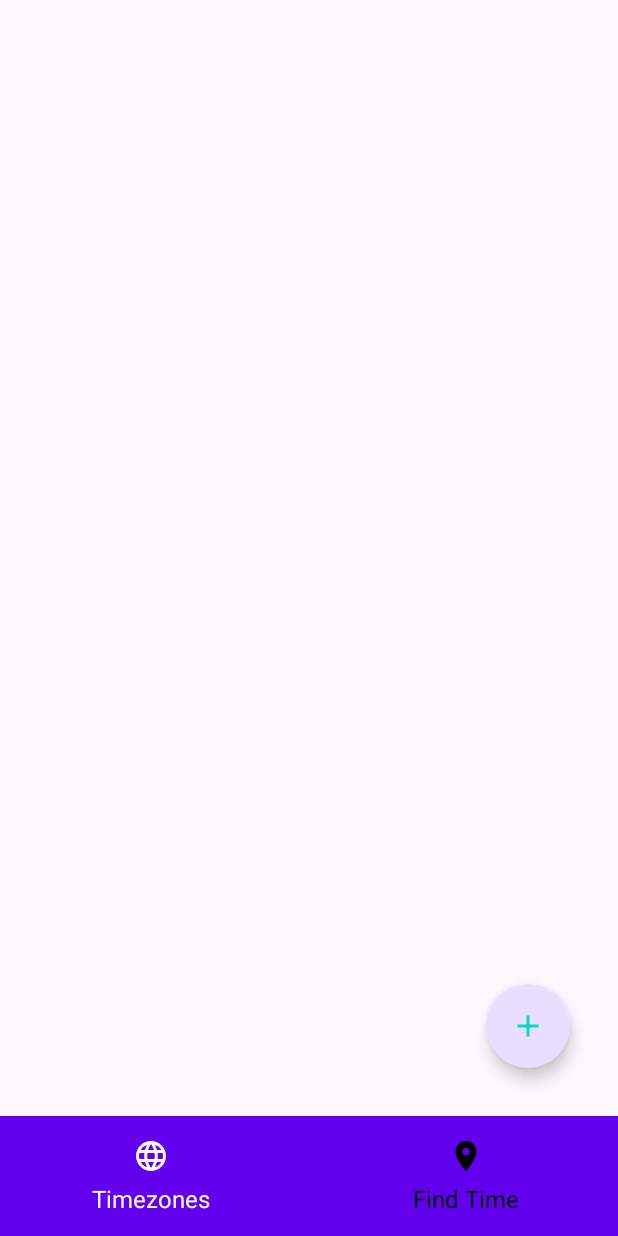
After one commit to mostafaemara/findtime, an Android app built with Jetpack Compose: the composable MainView shown on its own in the app's theme, on a phone screen of 412 x 824 dp. The commit adds this screen. Run offline under Robolectric (Android 15) with nearby library versions, the phone set to English and light mode, and no system bars; 1 statement that could not run was skipped.

Commit message:
Implement UI For Android

```diff
--- a/androidApp/src/main/java/com/mse/findtime/android/MyApplicationTheme.kt
+++ b/androidApp/src/main/java/com/mse/findtime/android/MyApplicationTheme.kt
@@ -14,6 +14,8 @@ import androidx.compose.ui.text.font.FontFamily
 import androidx.compose.ui.text.font.FontWeight
 import androidx.compose.ui.unit.dp
 import androidx.compose.ui.unit.sp
+val startGradientColor = Color(0xFF1e88e5)
+val endGradientColor = Color(0xFF005cb2)
 
 @Composable
 fun MyApplicationTheme(
@@ -50,6 +52,6 @@ fun MyApplicationTheme(
         colorScheme = colors,
         typography = typography,
         shapes = shapes,
-        content = content
+        content = content,
     )
 }
--- /dev/null
+++ b/androidApp/src/main/java/com/mse/findtime/android/ui/MainView.kt
@@ -0,0 +1,98 @@
+package com.mse.findtime.android.ui
+import androidx.compose.material.icons.filled.Language
+import androidx.compose.material.icons.filled.Place
+import androidx.compose.material3.FloatingActionButton
+import androidx.compose.material3.FloatingActionButtonDefaults
+import androidx.compose.material3.Icon
+import androidx.compose.material3.MaterialTheme
+import androidx.compose.material3.Scaffold
+import androidx.compose.material3.Text
+import androidx.compose.material3.NavigationBar
+import androidx.compose.material3.NavigationBarItem
+import androidx.compose.runtime.Composable
+import androidx.compose.runtime.mutableIntStateOf
+import androidx.compose.runtime.mutableStateOf
+import androidx.compose.runtime.remember
+import androidx.compose.runtime.snapshots.SnapshotStateList
+import androidx.compose.ui.Modifier
+import androidx.compose.ui.graphics.Color
+import androidx.compose.ui.graphics.vector.ImageVector
+import androidx.compose.ui.unit.dp
+import com.mse.findtime.android.MyApplicationTheme
+import androidx.compose.foundation.layout.Box
+import androidx.compose.foundation.layout.padding
+import androidx.compose.material.icons.Icons
+import androidx.compose.material.icons.filled.Add
+import androidx.compose.material3.NavigationBarItemColors
+
+sealed class Screen (val title:String) {
+    object  TimeZonesScreen:Screen("Timezones")
+    object FindTimeScreen:Screen("Find Time")
+}
+data class BottomItem(val route:String,val icon:ImageVector,val iconContentDescription:String)
+
+val bottomNavigationItems= listOf(
+    BottomItem(
+        Screen.TimeZonesScreen.title,
+        Icons.Filled.Language,
+        "Timezones"
+    ) ,   BottomItem(
+            Screen.FindTimeScreen.title,
+    Icons.Filled.Place,
+    "Find Time"
+)
+)
+@Composable
+fun MainView(actionBarFun:topBarFun={ EmptyComposable()}){
+    val showAddDialog = remember { mutableStateOf(false) }
+
+var currentTimeZoneStrings= remember {
+    SnapshotStateList<String>()
+}
+    val selectedIndex= remember {
+        mutableIntStateOf(0)
+    }
+    MyApplicationTheme {
+        Scaffold(topBar = {
+            actionBarFun(selectedIndex.intValue)
+        }, floatingActionButton = {
+            if(selectedIndex.intValue==0){
+                FloatingActionButton(
+                    modifier = Modifier.padding(16.dp),
+                    shape = FloatingActionButtonDefaults.largeShape,
+                    contentColor = MaterialTheme.colorScheme.secondary,
+                    onClick = {
+                        showAddDialog.value =true;
+                    }) {
+                    Icon(imageVector = Icons.Default.Add , contentDescription = "Add Timezone")
+
+                }
+
+            }
+        }, bottomBar = {
+            NavigationBar(containerColor = MaterialTheme.colorScheme.primary) {
+                bottomNavigationItems.forEachIndexed() {
+                    i,bottomNavigationItem->NavigationBarItem(
+                    colors = NavigationBarItemColors(
+                        selectedIconColor = Color.White,
+                        selectedTextColor = Color.White,
+                        unselectedIconColor = Color.Black,
+                        disabledIconColor = Color.Gray,
+                        disabledTextColor = Color.Gray,
+                        unselectedTextColor = Color.Black,
+                        selectedIndicatorColor = MaterialTheme.colorScheme.primary),
+                    selected = selectedIndex.intValue==i,
+                    label = { Text(bottomNavigationItem.route, style = MaterialTheme.typography.bodyMedium)},
+                    onClick = { selectedIndex.intValue=i},
+                    icon = { Icon(bottomNavigationItem.icon, contentDescription = bottomNavigationItem.iconContentDescription) })
+                }
+
+            }
+        }) { padding->
+            Box (modifier = Modifier.padding(padding)) {
+
+            }
+
+        }
+    }
+    }
--- /dev/null
+++ b/androidApp/src/main/java/com/mse/findtime/android/ui/Types.kt
@@ -0,0 +1,11 @@
+package com.mse.findtime.android.ui
+
+import androidx.compose.runtime.Composable
+
+typealias  onAddTpe=(List<String>) -> Unit
+typealias  onDismissType=()-> Unit
+typealias  composeFun= @Composable ()->Unit
+typealias  topBarFun =@Composable (Int)-> Unit
+
+@Composable
+fun EmptyComposable () {}
--- /dev/null
+++ b/androidApp/src/main/res/values/strings.xml
@@ -0,0 +1,5 @@
+<?xml version="1.0" encoding="utf-8"?>
+<resources>
+    <string name="world_clocks">World Clock</string>
+    <string name="findmeeting">Find Meeting</string>
+</resources>
```
Also changed, not shown: androidApp/src/main/java/com/mse/findtime/android/MainActivity.kt (+17 -7 lines).
